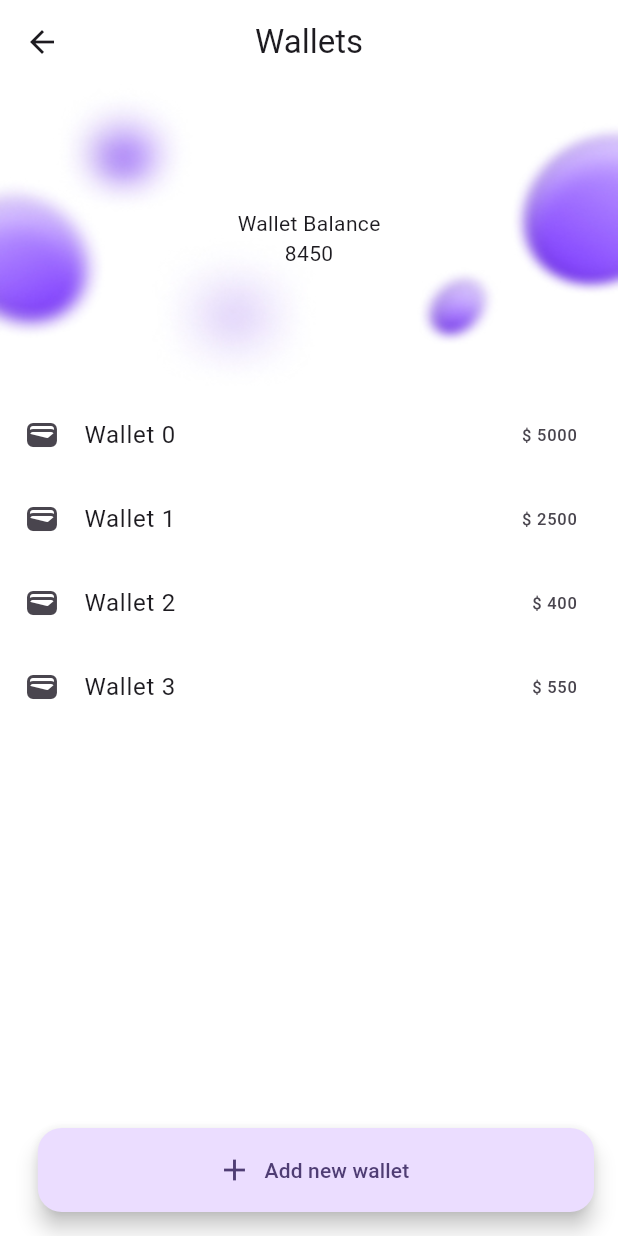
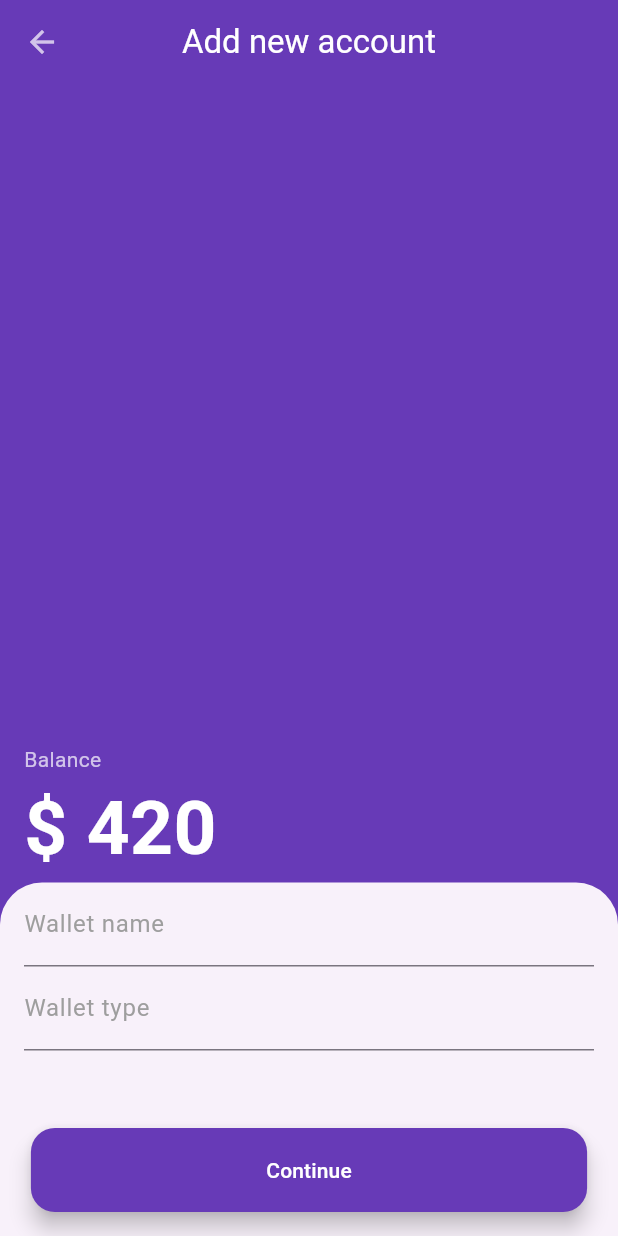
Before and after one commit to AliGIran/expanse_tracker_app, a Flutter app: the screen it shows after launch, on a phone screen of 412 x 824 dp. Run offline on Flutter 3.47's test engine with Material 3 defaults, Android fonts, the phone set to English and light mode, and no system bars; our stand-ins replace gap; missing offline and left inert: flutter_img.

Commit message:
"Add new account" page mock up finished

```diff
--- a/lib/account/presentation/pages/add_new_wallet_page.dart
+++ b/lib/account/presentation/pages/add_new_wallet_page.dart
@@ -0,0 +1,105 @@
+import 'dart:math';
+
+import 'package:flutter/material.dart';
+
+class AddNewWalletPage extends StatefulWidget {
+  const AddNewWalletPage({super.key});
+
+  @override
+  State<AddNewWalletPage> createState() => _AddNewWalletPageState();
+}
+
+class _AddNewWalletPageState extends State<AddNewWalletPage> {
+  TextEditingController walletNameTextEditingController =
+      TextEditingController();
+
+  TextEditingController walletTypeTextEditingController =
+      TextEditingController();
+
+  @override
+  Widget build(BuildContext context) {
+    return Scaffold(
+      appBar: AppBar(
+        backgroundColor: Colors.transparent,
+        title: const Text(
+          "Add new account",
+          style: TextStyle(color: Colors.white),
+        ),
+        centerTitle: true,
+        leading: const BackButton(
+          color: Colors.white70,
+        ),
+      ),
+      extendBodyBehindAppBar: true,
+      body: Container(
+        color: Colors.deepPurple,
+        child: Column(
+          mainAxisAlignment: MainAxisAlignment.end,
+          crossAxisAlignment: CrossAxisAlignment.start,
+          children: [
+            Container(
+              padding: const EdgeInsets.only(left: 16),
+              child: Column(
+                crossAxisAlignment: CrossAxisAlignment.start,
+                children: [
+                  const Text(
+                    "Balance",
+                    style: TextStyle(color: Colors.white70),
+                  ),
+                  Text(
+                    "\$ ${Random().nextInt(500).toString()}",
+                    style: const TextStyle(
+                        color: Colors.white,
+                        fontWeight: FontWeight.bold,
+                        fontSize: 50),
+                  ),
+                ],
+              ),
+            ),
+            BottomSheet(
+              onClosing: () {},
+              builder: (context) {
+                return Container(
+                  padding: EdgeInsets.only(
+                      left: 16,
+                      right: 16,
+                      bottom: MediaQuery.of(context).size.height * .15),
+                  width: MediaQuery.of(context).size.width * 1,
+                  child: Column(
+                    children: [
+                      TextField(
+                        decoration: const InputDecoration(
+                            labelStyle: TextStyle(color: Colors.grey),
+                            labelText: "Wallet name"),
+                        controller: walletNameTextEditingController,
+                      ),
+                      TextField(
+                        decoration: const InputDecoration(
+                          labelText: "Wallet type",
+                          labelStyle: TextStyle(color: Colors.grey),
+                        ),
+                        controller: walletTypeTextEditingController,
+                      ),
+                    ],
+                  ),
+                );
+              },
+            )
+          ],
+        ),
+      ),
+      floatingActionButtonLocation: FloatingActionButtonLocation.centerFloat,
+      floatingActionButton: SizedBox(
+        width: MediaQuery.of(context).size.width * .9,
+        child: FloatingActionButton.extended(
+          backgroundColor: Colors.deepPurple,
+          onPressed: () {},
+          label: const Text(
+            "Continue",
+            style: TextStyle(color: Colors.white),
+          ),
+        ),
+      ),
+    );
+  }
+}
--- a/lib/account/presentation/pages/wallets_page.dart
+++ b/lib/account/presentation/pages/wallets_page.dart
@@ -1,5 +1,6 @@
 import 'package:collection/collection.dart';
 import 'package:flutter/material.dart';
+import 'package:flutter_img/flutter_img.dart';
 
 class WalletsPage extends StatelessWidget {
   WalletsPage({super.key});
@@ -27,8 +28,8 @@ class WalletsPage extends StatelessWidget {
         child: Column(
           children: [
             Container(
-               width: MediaQuery.of(context).size.width * 1,
-               height: MediaQuery.of(context).size.height * .25,
+              width: MediaQuery.of(context).size.width * 1,
+              height: MediaQuery.of(context).size.height * .25,
               decoration: const BoxDecoration(
                   color: Colors.transparent,
                   image: DecorationImage(
@@ -47,8 +48,11 @@ class WalletsPage extends StatelessWidget {
               shrinkWrap: true,
               itemCount: index,
               itemBuilder: (context, index) => ListTile(
-                leading: const Icon(Icons.wallet),
+                // leading: const Icon(Icons.wallet),
+                leading: Icon(Icons.wallet),
+
                 title: Text("Wallet $index"),
+
                 trailing: Text("\$ ${walletBalance[index]} "),
               ),
             )
@@ -62,7 +66,9 @@ class WalletsPage extends StatelessWidget {
             label: const Text(
               "Add new wallet",
             ),
-            onPressed: () {}),
+            onPressed: () {
+              //todo: add navigation to "AddNewWalletPage" page by clicking the button
+            }),
       ),
     );
   }
--- a/lib/main.dart
+++ b/lib/main.dart
@@ -1,5 +1,6 @@
 import 'package:flutter/material.dart';
 
+import 'account/presentation/pages/add_new_wallet_page.dart';
 import 'account/presentation/pages/wallets_page.dart';
 
 void main() {
@@ -19,7 +20,7 @@ class MyApp extends StatelessWidget {
 
   @override
   Widget build(BuildContext context) {
-    return WalletsPage();
+    return AddNewWalletPage();
   }
 }
 
--- a/pubspec.yaml
+++ b/pubspec.yaml
@@ -32,6 +32,9 @@ dependencies:
     sdk: flutter
   flutter_expandable_fab: ^2.0.0
   gap:
+  flutter_svg: ^2.0.10+1
+  flutter_img: ^0.1.6+148
+  image: ^4.2.0
 
   # The following adds the Cupertino Icons font to your application.
   # Use with the CupertinoIcons class for iOS style icons.
@@ -66,6 +69,9 @@ flutter:
   assets:
     - assets/images/BGwallets_balance_background.png
     - assets/images/BGwallets_balance_background.jpg
+    - assets/icons/gallery.jpg
+    - assets/icons/gallery.png
+    - assets/icons/gallery.svg
 
   # An image asset can refer to one or more resolution-specific "variants", see
   # https://flutter.dev/assets-and-images/#resolution-aware
```
Also changed, not shown: pubspec.lock, 1 other file.
